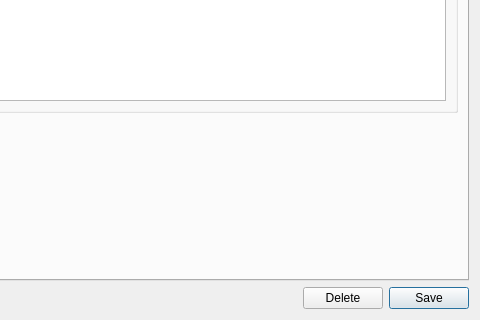
Qt form projects/ores.qt/ui/BookStatusDetailDialog.ui (OreStudio/OreStudio) before a commit; both pictures show x 120 to 600 and y 180 to 500 of the 600 by 500 pixel window.
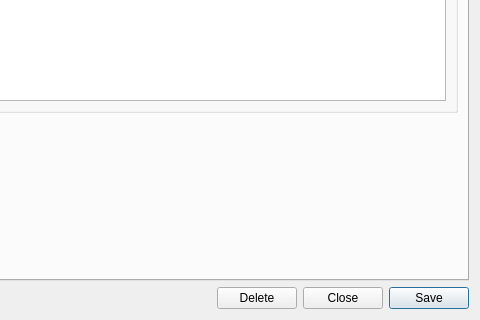
The same form after that commit. Custom widgets are drawn as their Qt base class.

Commit message: [qt] Remove toolbars from detail dialogs; add Close button throughout

```diff
--- a/projects/ores.qt/ui/BookStatusDetailDialog.ui
+++ b/projects/ores.qt/ui/BookStatusDetailDialog.ui
@@ -142,6 +142,13 @@
        </property>
       </widget>
      </item>
+     <item>
+      <widget class="QPushButton" name="closeButton">
+       <property name="text">
+        <string>Close</string>
+       </property>
+      </widget>
+     </item>
      <item>
       <widget class="QPushButton" name="saveButton">
        <property name="text">
```
The commit also changes 201 other files.
